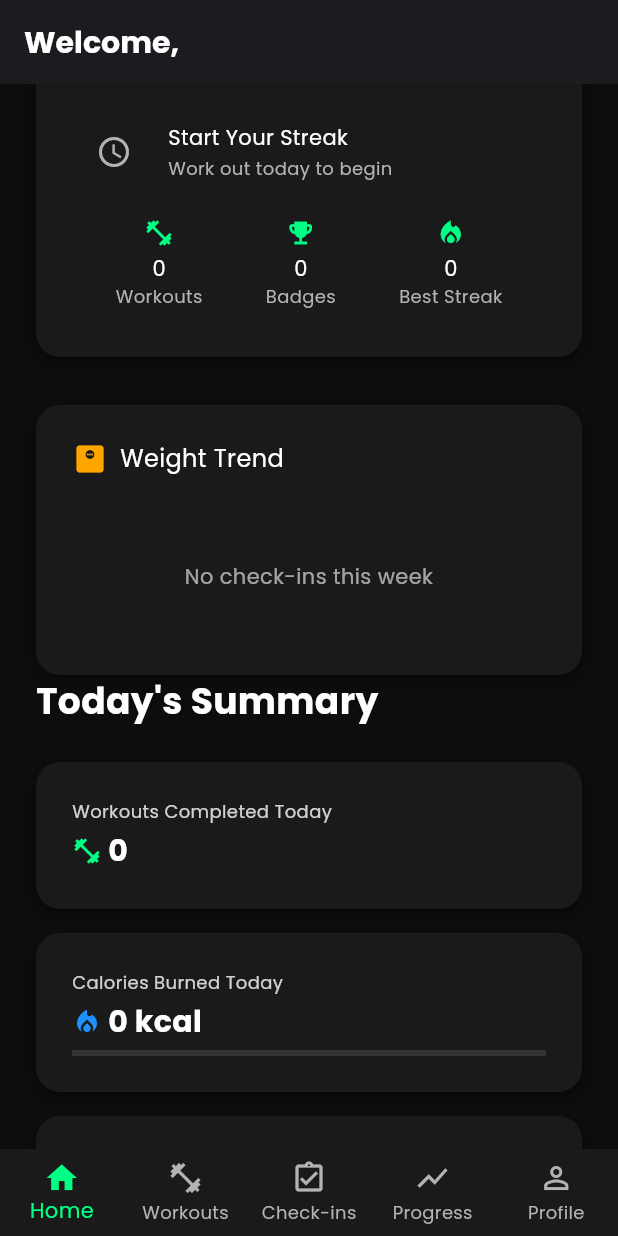
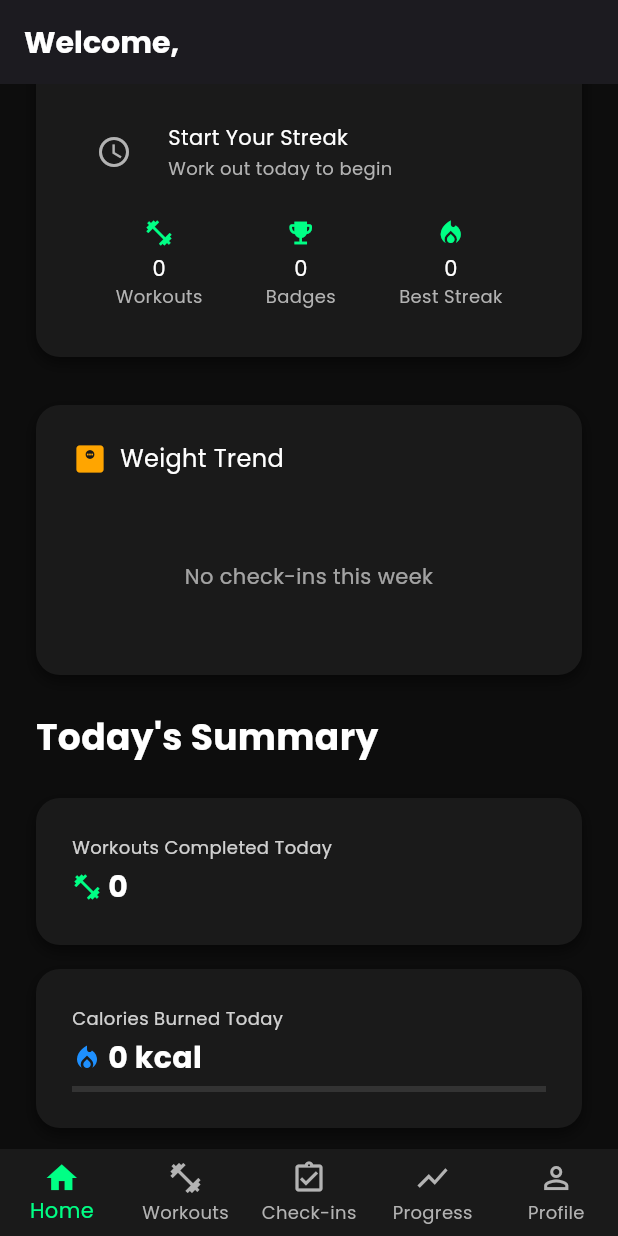
Before and after one commit to axcool99/fitlife-app, a Flutter app: the screen it shows once a user with an empty profile is signed in, scrolled down 576 dp, on a phone screen of 412 x 824 dp. Run offline on Flutter 3.47's test engine with Material 3 defaults, Android fonts, the phone set to English and light mode, and no system bars; our stand-ins replace cloud_firestore, connectivity_plus, firebase_auth, firebase_core, fl_chart, get_it and 3 more; accounts and stored records are empty.

Commit message:
fix(home): add spacing between elements in today's summary section

```diff
--- a/lib/home_screen.dart
+++ b/lib/home_screen.dart
@@ -834,6 +834,8 @@ class _HomeScreenState extends State<HomeScreen> {
                   ),
                 ),
 
+                const SizedBox(height: FitLifeTheme.spacingL),
+
                 // Today's Summary Section Heading
                 FadeInAnimation(
                   child: AppText(
```
